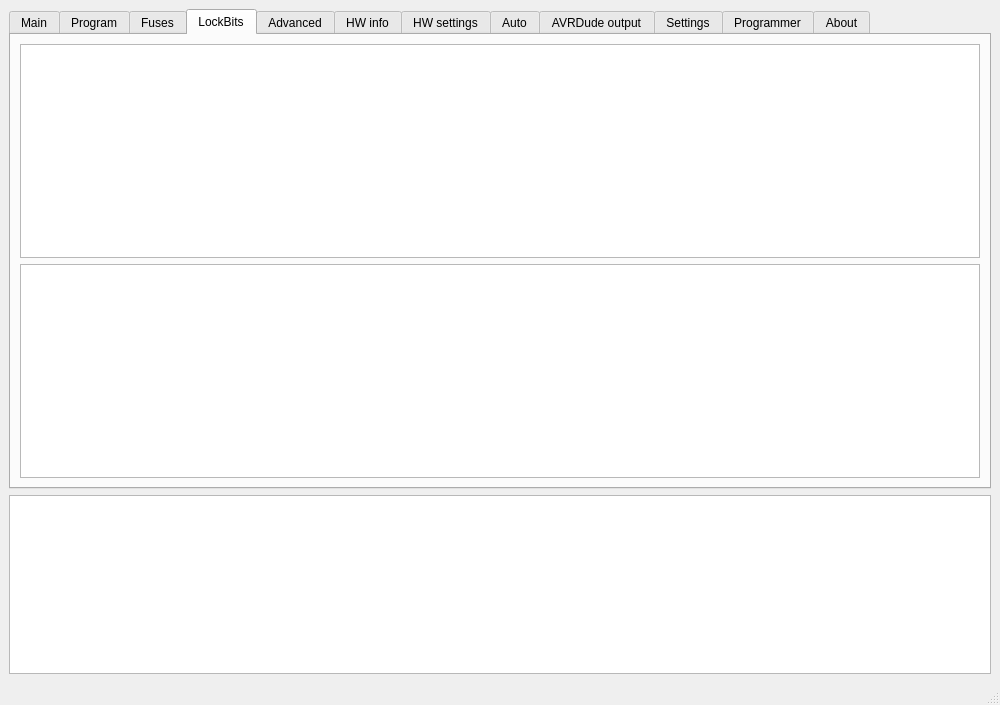
Qt form mainwindow.ui (martonmiklos/avrdude-qt-gui) before a commit.
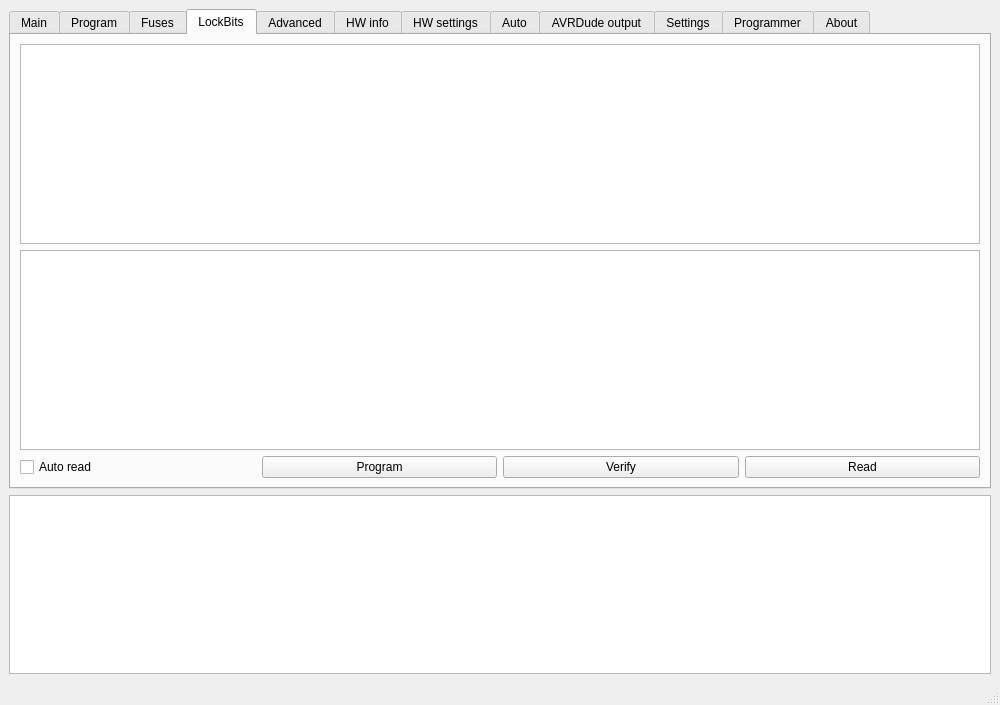
The same form after that commit. The open tabs and pages were chosen to show the change. Icons and pictures are not drawn. Custom widgets are drawn as their Qt base class.

Commit message: reading writing lockbits, fuses

```diff
--- a/mainwindow.ui
+++ b/mainwindow.ui
@@ -435,6 +435,49 @@
         <item>
          <widget class="QTableWidget" name="tableWidgetLockBitsSum"/>
         </item>
+        <item>
+         <layout class="QHBoxLayout" name="horizontalLayout_5">
+          <property name="bottomMargin">
+           <number>0</number>
+          </property>
+          <item>
+           <widget class="QCheckBox" name="checkBoxAutoReadLockbits">
+            <property name="text">
+             <string>Auto read</string>
+            </property>
+           </widget>
+          </item>
+          <item>
+           <widget class="QPushButton" name="pushButtonProgramLockbits">
+            <property name="text">
+             <string>Program</string>
+            </property>
+            <property name="icon">
+             <iconset resource="icons/icons.qrc">
+              <normaloff>:/write_avr.svg</normaloff>:/write_avr.svg</iconset>
+            </property>
+           </widget>
+          </item>
+          <item>
+           <widget class="QPushButton" name="pushButtonVerifyLockbits">
+            <property name="text">
+             <string>Verify</string>
+            </property>
+           </widget>
+          </item>
+          <item>
+           <widget class="QPushButton" name="pushButtonReadLockbits">
+            <property name="text">
+             <string>Read</string>
+            </property>
+            <property name="icon">
+             <iconset resource="icons/icons.qrc">
+              <normaloff>:/read_avr.svg</normaloff>:/read_avr.svg</iconset>
+            </property>
+           </widget>
+          </item>
+         </layout>
+        </item>
        </layout>
       </widget>
       <widget class="QWidget" name="tabAdvanced">
```
Left out of the diff: 121 changed lines with no effect on the pictures. The commit also changes 12 other files.
